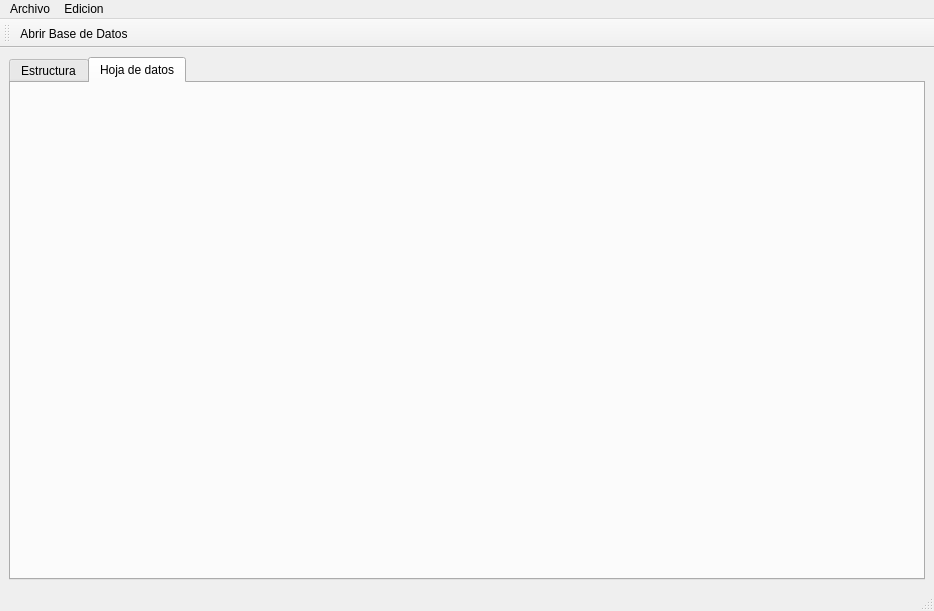
The window that mainwindow.ui (BertoSoft/EditSqliteQt) describes before a commit, drawn with Qt 5.
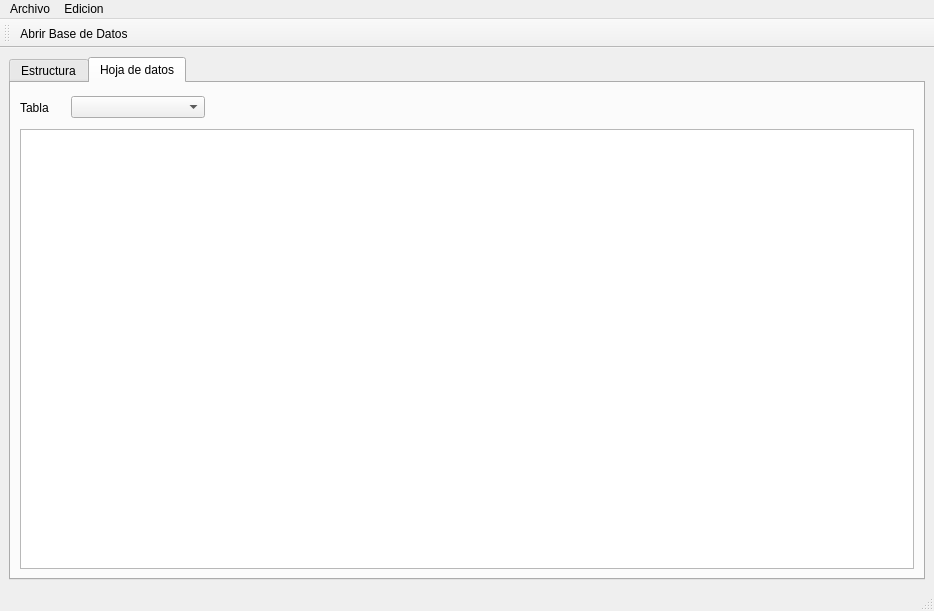
The same window after the commit. The open tabs and pages were chosen to show the change. Icons and pictures are not drawn.

The edit to the form file:
```diff
--- a/mainwindow.ui
+++ b/mainwindow.ui
@@ -60,6 +60,72 @@
        <attribute name="title">
         <string>Hoja de datos</string>
        </attribute>
+       <layout class="QGridLayout" name="gridLayout_3">
+        <item row="0" column="0">
+         <layout class="QVBoxLayout" name="verticalLayout">
+          <item>
+           <layout class="QHBoxLayout" name="horizontalLayout" stretch="1,3,0,15">
+            <item>
+             <widget class="QLabel" name="label">
+              <property name="text">
+               <string>Tabla</string>
+              </property>
+             </widget>
+            </item>
+            <item>
+             <widget class="QComboBox" name="spTablas"/>
+            </item>
+            <item>
+             <widget class="QToolButton" name="btnRefrescar">
+              <property name="text">
+               <string/>
+              </property>
+              <property name="icon">
+               <iconset resource="imagenes/img.qrc">
+                <normaloff>:/refrescar.jpeg</normaloff>:/refrescar.jpeg</iconset>
+              </property>
+              <property name="iconSize">
+               <size>
+                <width>24</width>
+                <height>24</height>
+               </size>
+              </property>
+              <property name="autoRaise">
+               <bool>true</bool>
+              </property>
+             </widget>
+            </item>
+            <item>
+             <spacer name="horizontalSpacer">
+              <property name="orientation">
+               <enum>Qt::Orientation::Horizontal</enum>
+              </property>
+              <property name="sizeHint" stdset="0">
+               <size>
+                <width>40</width>
+                <height>20</height>
+               </size>
+              </property>
+             </spacer>
+            </item>
+           </layout>
+          </item>
+          <item>
+           <widget class="QTableWidget" name="tabTabla">
+            <property name="gridStyle">
+             <enum>Qt::PenStyle::SolidLine</enum>
+            </property>
+            <attribute name="verticalHeaderVisible">
+             <bool>true</bool>
+            </attribute>
+            <attribute name="verticalHeaderShowSortIndicator" stdset="0">
+             <bool>false</bool>
+            </attribute>
+           </widget>
+          </item>
+         </layout>
+        </item>
+       </layout>
       </widget>
      </widget>
     </item>
```
Left out of the diff: 2 changed lines with no effect on the pictures.
